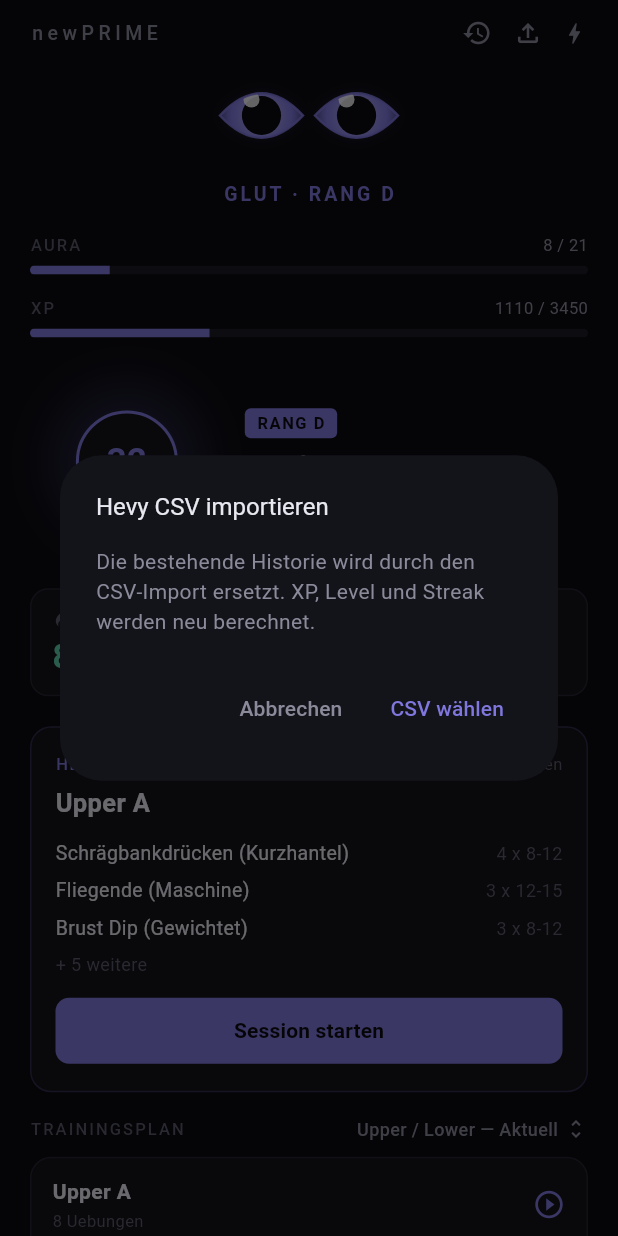
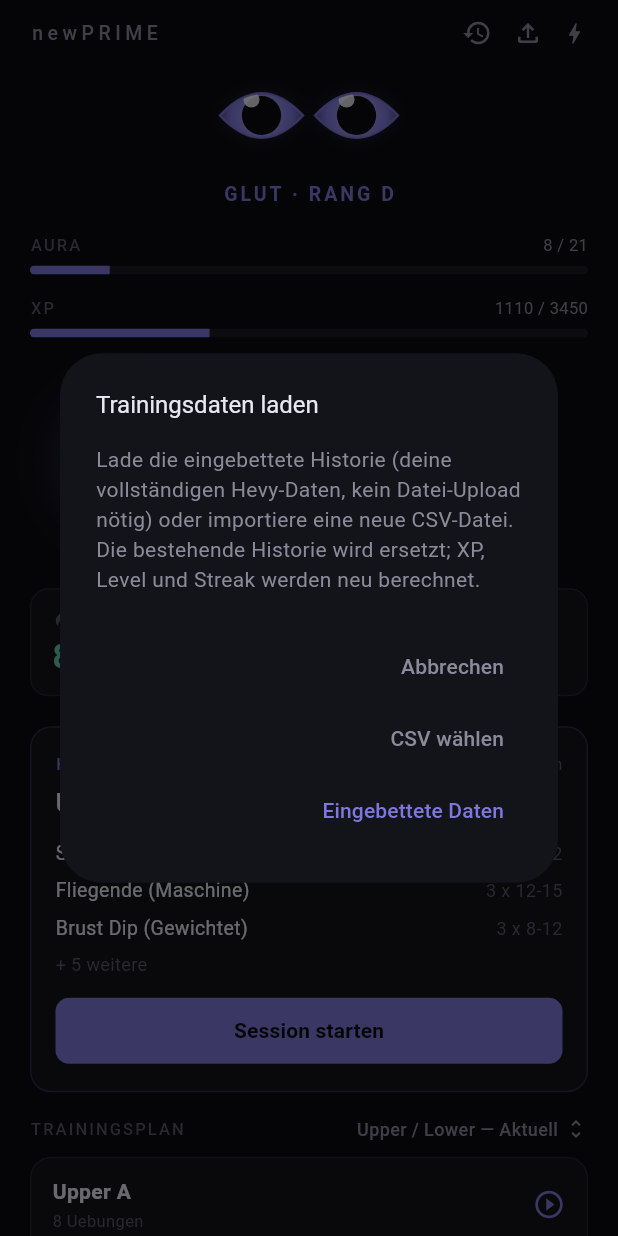
Before and after one commit to justingoette02-coder/Project-newPrime, a Flutter app: the screen it shows after launch, after a tap on the "file upload" icon, on a phone screen of 412 x 824 dp. Run offline on Flutter 3.47's test engine with Material 3 defaults, Android fonts, the phone set to English and light mode, and no system bars; our stand-ins replace file_picker, shared_preferences.

Commit message:
feat: Add 'load embedded seed' option to import dialog
Existing devices already have saved state in localStorage, so the
first-launch Hevy seed never runs and they keep stale demo XP/level.
Add applyEmbeddedSeed() that loads the embedded full Hevy history
on demand (no CSV upload needed), and surface it as a third action
in the import dialog ("Eingebettete Daten") alongside "CSV wählen".

Co-Authored-By: Claude Opus 4.8 <noreply@anthropic.com>
Claude-Session: https://claude.ai/code/session_0136NHuyczAwHJEhzUxPnutq

```diff
--- a/lib/screens/home_screen.dart
+++ b/lib/screens/home_screen.dart
@@ -87,31 +87,46 @@ class HomeScreen extends StatelessWidget {
 
   Future<void> _showImportDialog(BuildContext context) async {
     final state = context.read<AppState>();
-    final confirmed = await showDialog<bool>(
+    final choice = await showDialog<String>(
       context: context,
       builder: (ctx) => AlertDialog(
         backgroundColor: AppColors.surface,
-        title: const Text('Hevy CSV importieren',
+        title: const Text('Trainingsdaten laden',
             style: TextStyle(color: AppColors.textPrimary, fontSize: 16)),
         content: const Text(
-          'Die bestehende Historie wird durch den CSV-Import ersetzt. XP, Level und Streak werden neu berechnet.',
+          'Lade die eingebettete Historie (deine vollständigen Hevy-Daten, '
+          'kein Datei-Upload nötig) oder importiere eine neue CSV-Datei. '
+          'Die bestehende Historie wird ersetzt; XP, Level und Streak werden '
+          'neu berechnet.',
           style: TextStyle(color: AppColors.textSecondary, fontSize: 14),
         ),
         actions: [
           TextButton(
-            onPressed: () => Navigator.pop(ctx, false),
+            onPressed: () => Navigator.pop(ctx, 'cancel'),
             child: const Text('Abbrechen',
                 style: TextStyle(color: AppColors.textSecondary)),
           ),
           TextButton(
-            onPressed: () => Navigator.pop(ctx, true),
+            onPressed: () => Navigator.pop(ctx, 'csv'),
             child: const Text('CSV wählen',
+                style: TextStyle(color: AppColors.textSecondary)),
+          ),
+          TextButton(
+            onPressed: () => Navigator.pop(ctx, 'embedded'),
+            child: const Text('Eingebettete Daten',
                 style: TextStyle(color: AppColors.aura)),
           ),
         ],
       ),
     );
-    if (confirmed != true || !context.mounted) return;
+    if (choice == null || choice == 'cancel' || !context.mounted) return;
+
+    if (choice == 'embedded') {
+      final result = state.applyEmbeddedSeed();
+      if (!context.mounted) return;
+      _showImportResult(context, result);
+      return;
+    }
 
     final result = await state.importHevyCsv();
     if (!context.mounted) return;
@@ -125,7 +140,10 @@ class HomeScreen extends StatelessWidget {
       );
       return;
     }
+    _showImportResult(context, result);
+  }
 
+  void _showImportResult(BuildContext context, Map<String, int> result) {
     showDialog(
       context: context,
       builder: (ctx) => AlertDialog(
```
Also changed, not shown: lib/services/app_state.dart (+25 -0 lines).
